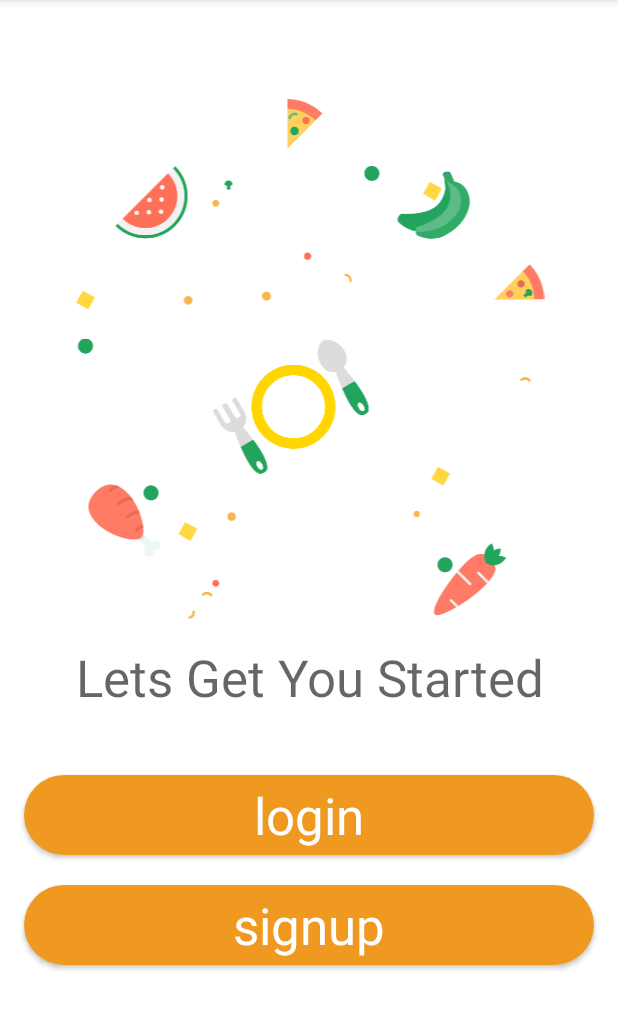
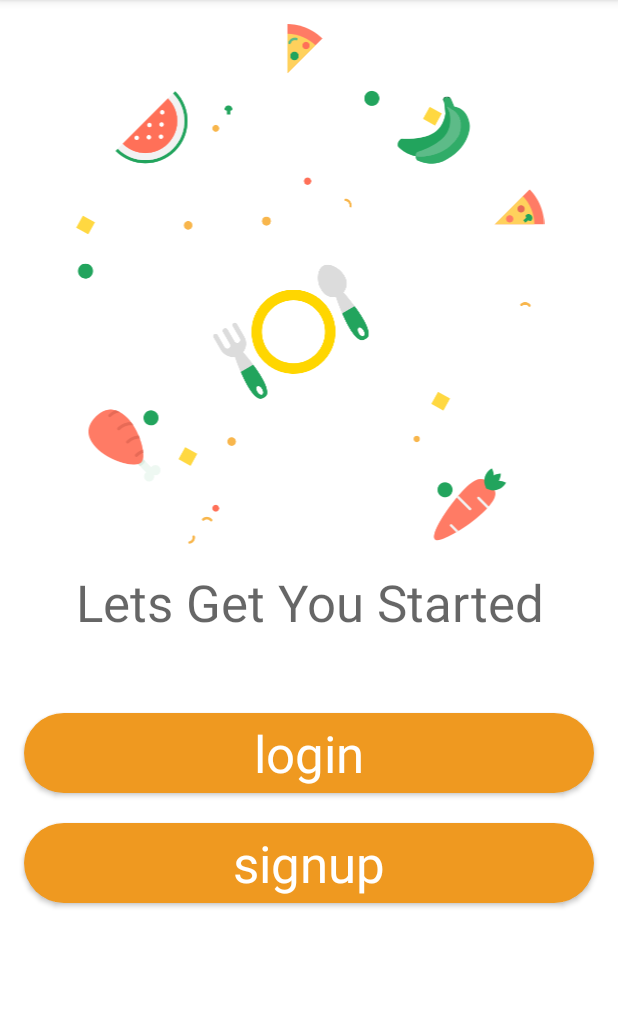
Before and after one commit to ma-za-kpe/FoodAway, an Android app: the StartFragment screen opened directly, with no data from a screen before it, on a phone screen of 412 x 824 dp, the part 84-1114 px from its top. Run offline under Robolectric (Android 15) with nearby library versions, the phone set to English and light mode, and no system bars.

```diff
--- /dev/null
+++ b/app/src/main/res/drawable/editext_gb.xml
@@ -0,0 +1,4 @@
+<?xml version="1.0" encoding="utf-8"?>
+<selector xmlns:android="http://schemas.android.com/apk/res/android">
+
+</selector>
--- a/app/src/main/res/layout/main_fragment.xml
+++ b/app/src/main/res/layout/main_fragment.xml
@@ -27,7 +27,7 @@
         android:layout_width="wrap_content"
         android:layout_height="wrap_content"
         android:orientation="horizontal"
-        app:layout_constraintGuide_begin="50dp" />
+        app:layout_constraintGuide_begin="16dp" />
 
     <androidx.constraintlayout.widget.Guideline
         android:id="@+id/guideline4"
@@ -40,7 +40,6 @@
         android:id="@+id/imageView"
         android:layout_width="0dp"
         android:layout_height="wrap_content"
-        android:layout_marginTop="16dp"
         android:contentDescription="@string/image_of_food"
         android:src="@drawable/start"
         app:layout_constraintDimensionRatio="w,1:1"
```
